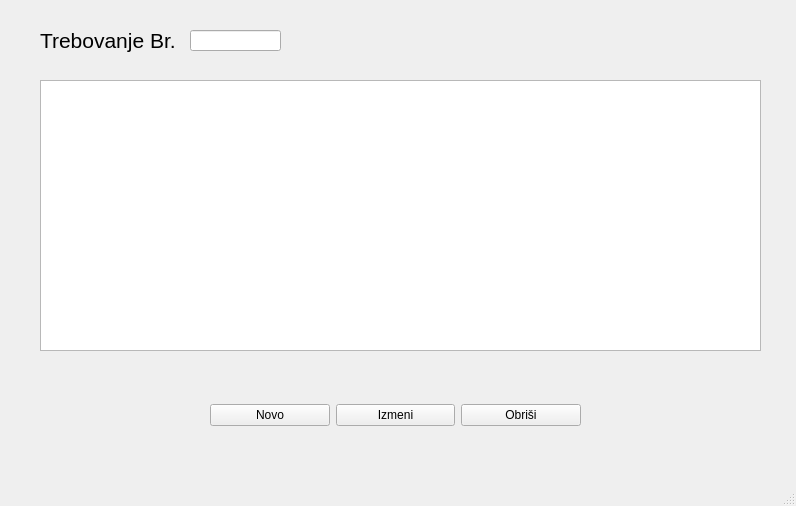
This is formatrebovanje.ui in s-pab/Commercium as Qt 5 draws it before an edit. The edited form follows.
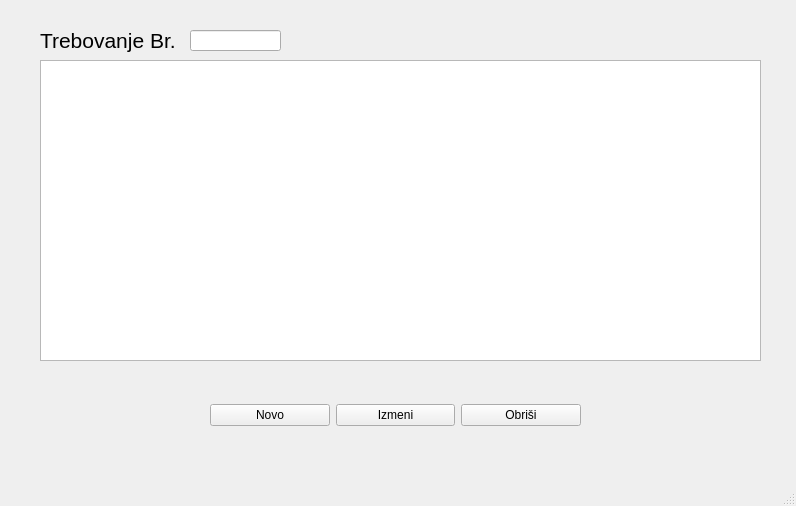
This is the edited form.

```diff
--- a/formatrebovanje.ui
+++ b/formatrebovanje.ui
@@ -20,17 +20,7 @@
    <string>Trebovanje</string>
   </property>
   <widget class="QWidget" name="centralwidget">
-   <widget class="QListView" name="listView">
-    <property name="geometry">
-     <rect>
-      <x>40</x>
-      <y>80</y>
-      <width>721</width>
-      <height>271</height>
-     </rect>
-    </property>
-   </widget>
-   <widget class="QLineEdit" name="lineEdit">
+   <widget class="QLineEdit" name="brojTrebvanja">
     <property name="geometry">
      <rect>
       <x>190</x>
@@ -91,6 +81,16 @@
      </item>
     </layout>
    </widget>
+   <widget class="QTableView" name="tabelaTrebovanja">
+    <property name="geometry">
+     <rect>
+      <x>40</x>
+      <y>60</y>
+      <width>721</width>
+      <height>301</height>
+     </rect>
+    </property>
+   </widget>
   </widget>
   <widget class="QMenuBar" name="menubar">
    <property name="geometry">
```
Left out of the diff: 6 changed lines with no effect on the pictures.
